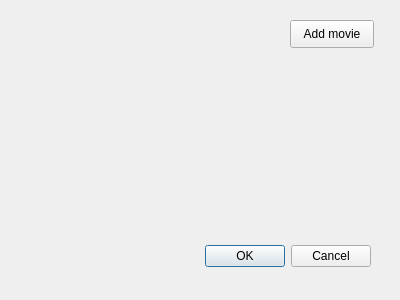
First picture: the form in admin_workspace.ui, repository DanziLLL/visual_course, before the edit.
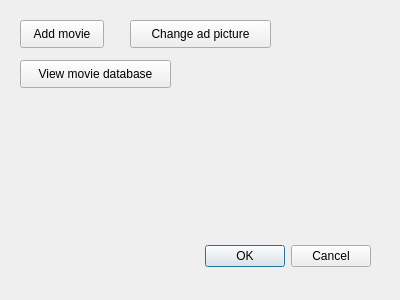
Second picture: the form after the edit.

Diff of the .ui file:
```diff
--- a/admin_workspace.ui
+++ b/admin_workspace.ui
@@ -32,7 +32,7 @@
   <widget class="QPushButton" name="btn_AddMovie">
    <property name="geometry">
     <rect>
-     <x>290</x>
+     <x>20</x>
      <y>20</y>
      <width>84</width>
      <height>28</height>
@@ -42,6 +42,32 @@
     <string>Add movie</string>
    </property>
   </widget>
+  <widget class="QPushButton" name="btn_ChangeAdPicture">
+   <property name="geometry">
+    <rect>
+     <x>130</x>
+     <y>20</y>
+     <width>141</width>
+     <height>28</height>
+    </rect>
+   </property>
+   <property name="text">
+    <string>Change ad picture</string>
+   </property>
+  </widget>
+  <widget class="QPushButton" name="btn_ViewMovieDb">
+   <property name="geometry">
+    <rect>
+     <x>20</x>
+     <y>60</y>
+     <width>151</width>
+     <height>28</height>
+    </rect>
+   </property>
+   <property name="text">
+    <string>View movie database</string>
+   </property>
+  </widget>
  </widget>
  <resources/>
  <connections>
```
